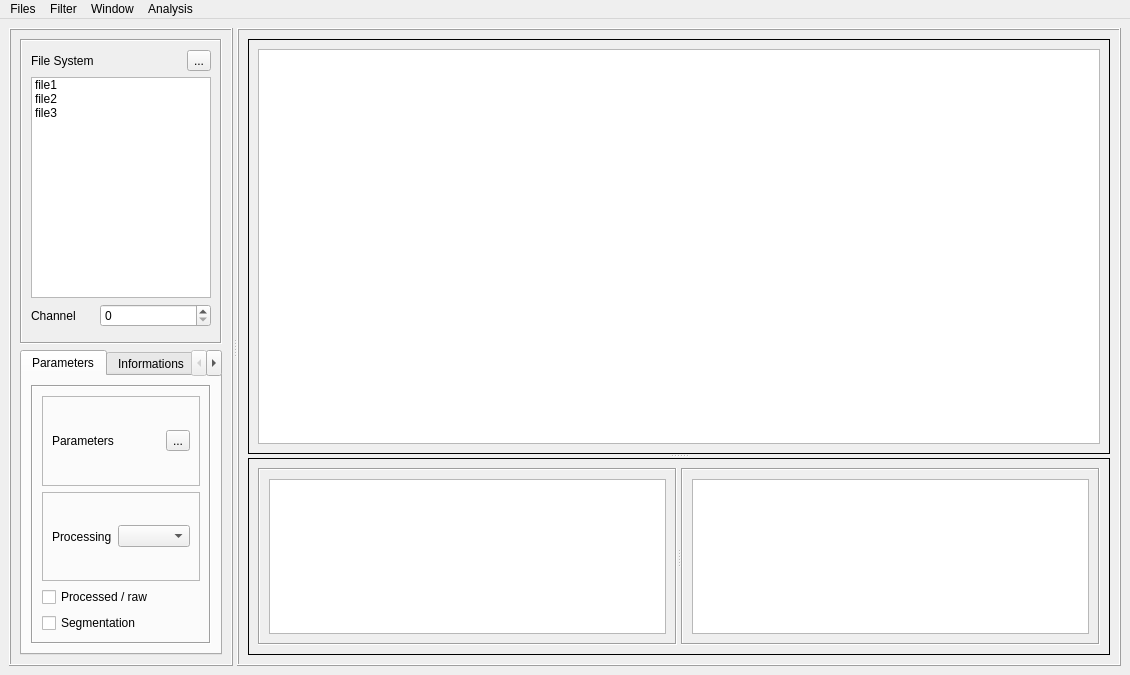
The window that hdemg_viewer_exemple/Qt_creator/EMGExplorer_qt/EMGExplorer_mainwindow.ui (anaisalexia/EMGExplorer) describes before a commit, drawn with Qt 5.
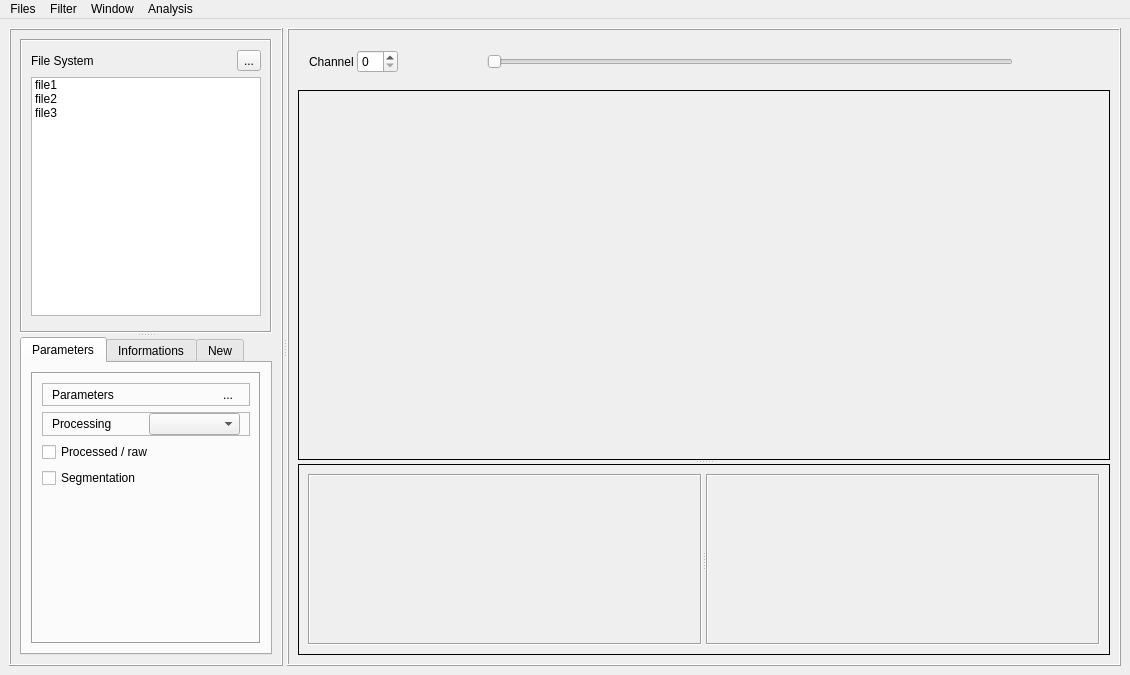
The same window after the commit. The open tabs and pages were chosen to show the change. Icons and pictures are not drawn.

Commit message: gitignore update, windows for the creation of a new filter + new summary

Diff of the .ui file:
```diff
--- a/hdemg_viewer_exemple/Qt_creator/EMGExplorer_qt/EMGExplorer_mainwindow.ui
+++ b/hdemg_viewer_exemple/Qt_creator/EMGExplorer_qt/EMGExplorer_mainwindow.ui
@@ -29,8 +29,8 @@
    <property name="autoFillBackground">
     <bool>true</bool>
    </property>
-   <layout class="QHBoxLayout" name="horizontalLayout_2">
-    <item>
+   <layout class="QGridLayout" name="gridLayout_2">
+    <item row="1" column="1">
      <widget class="QSplitter" name="splitter">
       <property name="sizePolicy">
        <sizepolicy hsizetype="Expanding" vsizetype="Preferred">
@@ -69,8 +69,12 @@
        <property name="frameShadow">
         <enum>QFrame::Raised</enum>
        </property>
-       <layout class="QVBoxLayout" name="verticalLayout_7">
+       <layout class="QVBoxLayout" name="verticalLayout_3">
         <item>
+         <widget class="QSplitter" name="splitter_4">
+          <property name="orientation">
+           <enum>Qt::Vertical</enum>
+          </property>
          <widget class="QFrame" name="frame_8">
           <property name="frameShape">
            <enum>QFrame::Box</enum>
@@ -85,13 +89,6 @@
            <property name="bottomMargin">
             <number>15</number>
            </property>
-           <item row="0" column="2" colspan="2">
-            <widget class="QToolButton" name="toolButton_2">
-             <property name="text">
-              <string>...</string>
-             </property>
-            </widget>
-           </item>
            <item row="0" column="0">
             <widget class="QLabel" name="label_4">
              <property name="text">
@@ -99,6 +96,26 @@
              </property>
             </widget>
            </item>
+            <item row="0" column="2" colspan="2">
+             <widget class="QToolButton" name="toolButton_2">
+              <property name="text">
+               <string>...</string>
+              </property>
+             </widget>
+            </item>
+            <item row="0" column="1">
+             <spacer name="horizontalSpacer">
+              <property name="orientation">
+               <enum>Qt::Horizontal</enum>
+              </property>
+              <property name="sizeHint" stdset="0">
+               <size>
+                <width>40</width>
+                <height>20</height>
+               </size>
+              </property>
+             </spacer>
+            </item>
            <item row="1" column="0" colspan="4">
             <widget class="QListWidget" name="listWidget">
              <property name="minimumSize">
@@ -124,36 +141,17 @@
              </item>
             </widget>
            </item>
-           <item row="2" column="0">
-            <widget class="QLabel" name="label_3">
-             <property name="text">
-              <string>Channel</string>
-             </property>
-            </widget>
-           </item>
-           <item row="0" column="1">
-            <spacer name="horizontalSpacer">
-             <property name="orientation">
-              <enum>Qt::Horizontal</enum>
-             </property>
-             <property name="sizeHint" stdset="0">
-              <size>
-               <width>40</width>
-               <height>20</height>
-              </size>
-             </property>
-            </spacer>
-           </item>
-           <item row="2" column="1" colspan="3">
-            <widget class="QSpinBox" name="spinBox_2"/>
-           </item>
-          </layout>
-         </widget>
-        </item>
-        <item>
+           </layout>
+          </widget>
          <widget class="QTabWidget" name="tabWidget">
+           <property name="sizePolicy">
+            <sizepolicy hsizetype="Preferred" vsizetype="Expanding">
+             <horstretch>0</horstretch>
+             <verstretch>0</verstretch>
+            </sizepolicy>
+           </property>
           <property name="currentIndex">
-           <number>0</number>
+            <number>1</number>
           </property>
           <widget class="QWidget" name="tab_3">
            <attribute name="title">
@@ -171,6 +169,12 @@
               <layout class="QVBoxLayout" name="verticalLayout">
                <item>
                 <widget class="QFrame" name="frame_7">
+                  <property name="sizePolicy">
+                   <sizepolicy hsizetype="Minimum" vsizetype="Preferred">
+                    <horstretch>0</horstretch>
+                    <verstretch>0</verstretch>
+                   </sizepolicy>
+                  </property>
                  <property name="frameShape">
                   <enum>QFrame::StyledPanel</enum>
                  </property>
@@ -178,8 +182,20 @@
                   <enum>QFrame::Raised</enum>
                  </property>
                  <layout class="QHBoxLayout" name="horizontalLayout_3">
+                   <property name="topMargin">
+                    <number>0</number>
+                   </property>
+                   <property name="bottomMargin">
+                    <number>0</number>
+                   </property>
                   <item>
                    <widget class="QLabel" name="label">
+                     <property name="sizePolicy">
+                      <sizepolicy hsizetype="Preferred" vsizetype="Preferred">
+                       <horstretch>0</horstretch>
+                       <verstretch>0</verstretch>
+                      </sizepolicy>
+                     </property>
                     <property name="text">
                      <string>Parameters</string>
                     </property>
@@ -187,6 +203,18 @@
                   </item>
                   <item>
                    <widget class="QToolButton" name="toolButton">
+                     <property name="sizePolicy">
+                      <sizepolicy hsizetype="Fixed" vsizetype="Fixed">
+                       <horstretch>0</horstretch>
+                       <verstretch>0</verstretch>
+                      </sizepolicy>
+                     </property>
+                     <property name="minimumSize">
+                      <size>
+                       <width>20</width>
+                       <height>20</height>
+                      </size>
+                     </property>
                     <property name="text">
                      <string>...</string>
                     </property>
@@ -197,7 +225,7 @@
                      <enum>Qt::ToolButtonTextOnly</enum>
                     </property>
                     <property name="autoRaise">
-                     <bool>false</bool>
+                      <bool>true</bool>
                     </property>
                     <property name="arrowType">
                      <enum>Qt::NoArrow</enum>
@@ -209,6 +237,12 @@
                </item>
                <item>
                 <widget class="QFrame" name="frame_6">
+                  <property name="sizePolicy">
+                   <sizepolicy hsizetype="Minimum" vsizetype="Preferred">
+                    <horstretch>0</horstretch>
+                    <verstretch>0</verstretch>
+                   </sizepolicy>
+                  </property>
                  <property name="frameShape">
                   <enum>QFrame::StyledPanel</enum>
                  </property>
@@ -216,6 +250,12 @@
                   <enum>QFrame::Raised</enum>
                  </property>
                  <layout class="QHBoxLayout" name="horizontalLayout">
+                   <property name="topMargin">
+                    <number>0</number>
+                   </property>
+                   <property name="bottomMargin">
+                    <number>0</number>
+                   </property>
                   <item>
                    <widget class="QLabel" name="label_2">
                     <property name="text">
@@ -243,6 +283,19 @@
                  </property>
                 </widget>
                </item>
+                <item>
+                 <spacer name="verticalSpacer">
+                  <property name="orientation">
+                   <enum>Qt::Vertical</enum>
+                  </property>
+                  <property name="sizeHint" stdset="0">
+                   <size>
+                    <width>20</width>
+                    <height>40</height>
+                   </size>
+                  </property>
+                 </spacer>
+                </item>
               </layout>
              </widget>
             </item>
@@ -321,6 +374,7 @@
            </layout>
           </widget>
          </widget>
+         </widget>
         </item>
        </layout>
       </widget>
@@ -338,6 +392,131 @@
         <enum>QFrame::Raised</enum>
        </property>
        <layout class="QVBoxLayout" name="verticalLayout_10">
+        <item>
+         <widget class="QFrame" name="frame_11">
+          <property name="minimumSize">
+           <size>
+            <width>0</width>
+            <height>45</height>
+           </size>
+          </property>
+          <property name="maximumSize">
+           <size>
+            <width>16777215</width>
+            <height>46</height>
+           </size>
+          </property>
+          <property name="frameShape">
+           <enum>QFrame::NoFrame</enum>
+          </property>
+          <property name="frameShadow">
+           <enum>QFrame::Plain</enum>
+          </property>
+          <layout class="QHBoxLayout" name="horizontalLayout_2">
+           <property name="spacing">
+            <number>3</number>
+           </property>
+           <property name="leftMargin">
+            <number>11</number>
+           </property>
+           <property name="topMargin">
+            <number>11</number>
+           </property>
+           <property name="rightMargin">
+            <number>11</number>
+           </property>
+           <property name="bottomMargin">
+            <number>11</number>
+           </property>
+           <item>
+            <widget class="QLabel" name="label_3">
+             <property name="text">
+              <string>Channel</string>
+             </property>
+            </widget>
+           </item>
+           <item>
+            <widget class="QSpinBox" name="spinBox_2">
+             <property name="sizePolicy">
+              <sizepolicy hsizetype="Preferred" vsizetype="Fixed">
+               <horstretch>0</horstretch>
+               <verstretch>0</verstretch>
+              </sizepolicy>
+             </property>
+            </widget>
+           </item>
+           <item>
+            <widget class="QPushButton" name="pushButton_6">
+             <property name="text">
+              <string/>
+             </property>
+             <property name="icon">
+              <iconset>
+               <normaloff>../../data/icons/play.png</normaloff>../../data/icons/play.png</iconset>
+             </property>
+             <property name="autoDefault">
+              <bool>false</bool>
+             </property>
+             <property name="default">
+              <bool>false</bool>
+             </property>
+             <property name="flat">
+              <bool>true</bool>
+             </property>
+            </widget>
+           </item>
+           <item>
+            <widget class="QPushButton" name="pushButton_5">
+             <property name="text">
+              <string/>
+             </property>
+             <property name="icon">
+              <iconset>
+               <normaloff>../../data/icons/pause.png</normaloff>../../data/icons/pause.png</iconset>
+             </property>
+             <property name="flat">
+              <bool>true</bool>
+             </property>
+            </widget>
+           </item>
+           <item>
+            <widget class="QSlider" name="horizontalSlider">
+             <property name="orientation">
+              <enum>Qt::Horizontal</enum>
+             </property>
+            </widget>
+           </item>
+           <item>
+            <widget class="QPushButton" name="pushButton_4">
+             <property name="text">
+              <string/>
+             </property>
+             <property name="icon">
+              <iconset>
+               <normaloff>../../data/icons/photo.png</normaloff>../../data/icons/photo.png</iconset>
+             </property>
+             <property name="flat">
+              <bool>true</bool>
+             </property>
+            </widget>
+           </item>
+           <item>
+            <widget class="QPushButton" name="pushButton_3">
+             <property name="text">
+              <string/>
+             </property>
+             <property name="icon">
+              <iconset>
+               <normaloff>../../data/icons/video.png</normaloff>../../data/icons/video.png</iconset>
+             </property>
+             <property name="flat">
+              <bool>true</bool>
+             </property>
+            </widget>
+           </item>
+          </layout>
+         </widget>
+        </item>
         <item>
          <widget class="QSplitter" name="splitter_3">
           <property name="orientation">
@@ -356,11 +535,7 @@
            <property name="frameShadow">
             <enum>QFrame::Plain</enum>
            </property>
-           <layout class="QVBoxLayout" name="verticalLayout_11">
-            <item>
-             <widget class="QTextEdit" name="textEdit_2"/>
-            </item>
-           </layout>
+           <layout class="QVBoxLayout" name="verticalLayout_11"/>
           </widget>
           <widget class="QFrame" name="frame_10">
            <property name="sizePolicy">
@@ -388,6 +563,12 @@
                  <verstretch>0</verstretch>
                 </sizepolicy>
                </property>
+               <property name="minimumSize">
+                <size>
+                 <width>50</width>
+                 <height>0</height>
+                </size>
+               </property>
                <property name="frameShape">
                 <enum>QFrame::Box</enum>
                </property>
@@ -395,9 +576,18 @@
                 <enum>QFrame::Sunken</enum>
                </property>
                <layout class="QVBoxLayout" name="verticalLayout_2">
-                <item>
-                 <widget class="QPlainTextEdit" name="plainTextEdit"/>
-                </item>
+                <property name="leftMargin">
+                 <number>0</number>
+                </property>
+                <property name="topMargin">
+                 <number>0</number>
+                </property>
+                <property name="rightMargin">
+                 <number>0</number>
+                </property>
+                <property name="bottomMargin">
+                 <number>0</number>
+                </property>
                </layout>
               </widget>
               <widget class="QFrame" name="frame_9">
@@ -407,6 +597,12 @@
                  <verstretch>0</verstretch>
                 </sizepolicy>
                </property>
+               <property name="minimumSize">
+                <size>
+                 <width>50</width>
+                 <height>0</height>
+                </size>
+               </property>
                <property name="frameShape">
                 <enum>QFrame::Box</enum>
                </property>
@@ -414,9 +610,18 @@
                 <enum>QFrame::Sunken</enum>
                </property>
                <layout class="QVBoxLayout" name="verticalLayout_4">
-                <item>
-                 <widget class="QTextEdit" name="textEdit"/>
-                </item>
+                <property name="leftMargin">
+                 <number>0</number>
+                </property>
+                <property name="topMargin">
+                 <number>0</number>
+                </property>
+                <property name="rightMargin">
+                 <number>0</number>
+                </property>
+                <property name="bottomMargin">
+                 <number>0</number>
+                </property>
                </layout>
               </widget>
              </widget>
```
Lines whose indentation alone changed are shown as unchanged. The commit also changes 2 other files.
